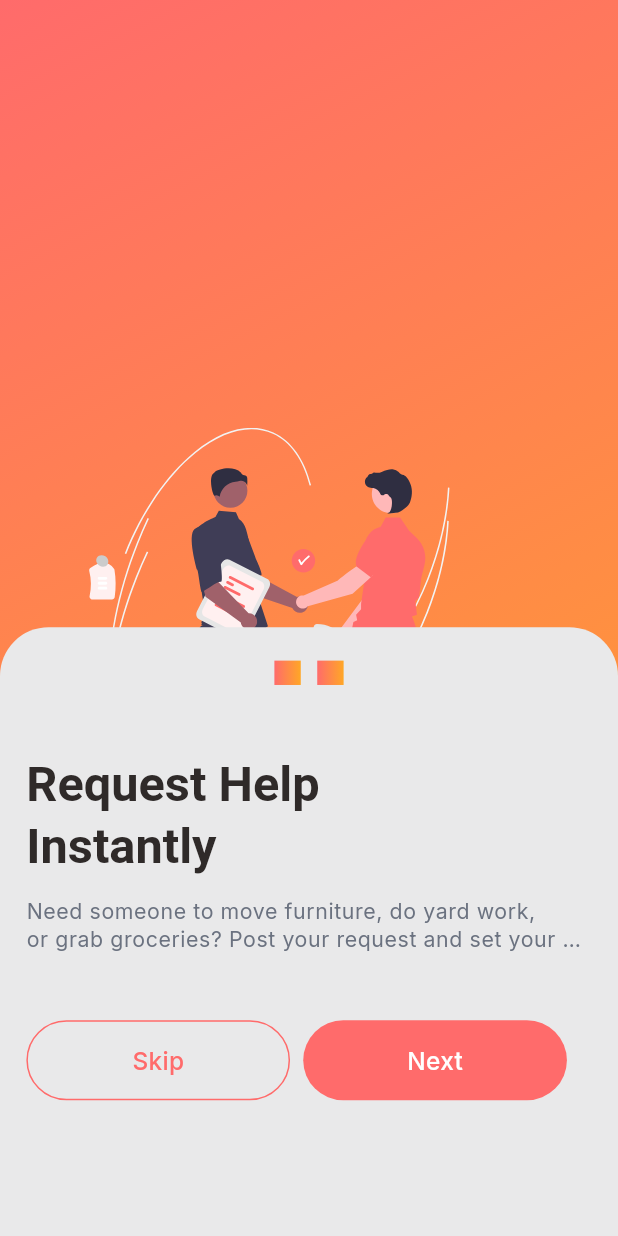
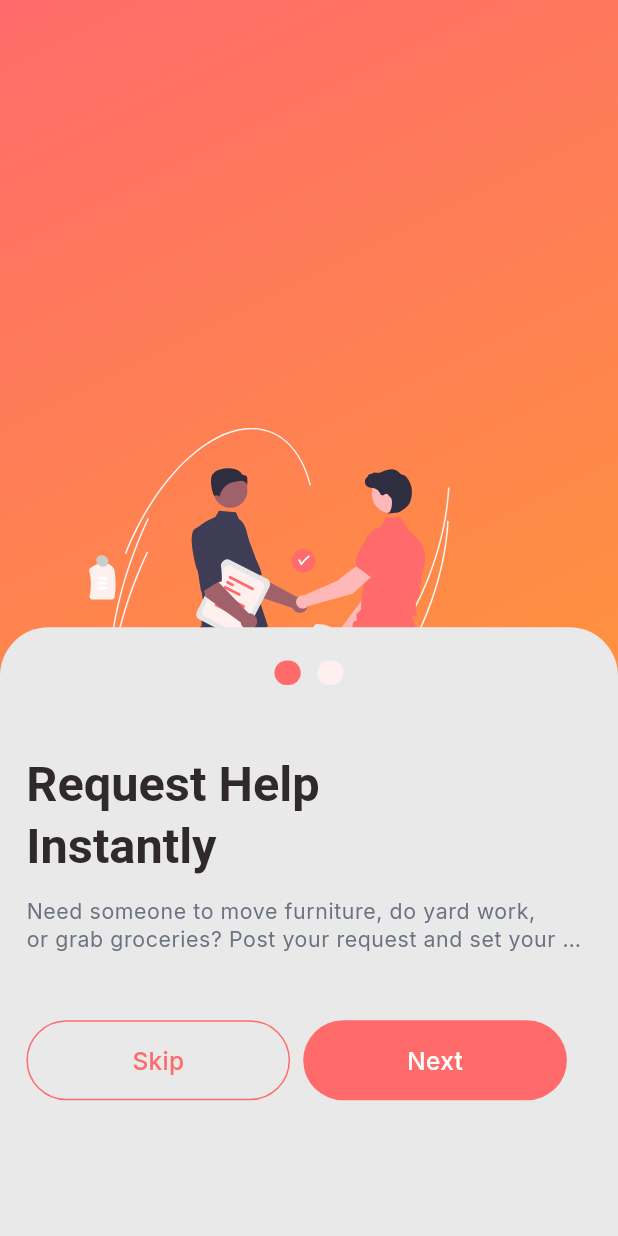
Before and after one commit to backbencherstudio/metalhead10701_app, a Flutter app: the screen it shows after launch, after a tap on "Skip", on a phone screen of 412 x 824 dp. Run offline on Flutter 3.47's test engine with Material 3 defaults, Android fonts, the phone set to English and light mode, and no system bars; our stand-ins replace flutter_riverpod, flutter_screenutil, flutter_svg, go_router, google_fonts.

Commit message:
chore: nothing

```diff
--- a/lib/core/theme/theme.dart
+++ b/lib/core/theme/theme.dart
@@ -2,7 +2,6 @@ import 'package:flutter/material.dart';
 import 'package:metal_head/core/theme/part/app_bar_theme.dart';
 import 'package:metal_head/core/theme/part/date_picker_theme.dart';
 import 'package:metal_head/core/theme/part/elevated_button_theme.dart';
-import 'package:metal_head/core/theme/part/input_decoration_theme.dart';
 import 'package:metal_head/core/theme/part/time_picker_theme.dart';
 import 'package:metal_head/core/theme/theme_extension/app_colors.dart';
 import 'package:metal_head/core/theme/theme_extension/text_theme.dart';
--- a/lib/core/theme/theme_extension/app_colors.dart
+++ b/lib/core/theme/theme_extension/app_colors.dart
@@ -16,6 +16,7 @@ class AppColors {
   static const Color onPrimary = Color(0xffE9E9EA);
   static const Color bgColor1 = Color(0xffFF6B6B);
   static const Color bgColor2 = Color(0xffFFA726);
+  static const Color bgColor3 = Color(0xffFFF0F0);
 
 
 
@@ -24,6 +25,8 @@ class AppColors {
   static const Color greyTextColor = Color(0xff6B7280);
   static const Color redTextColor = Color(0xffFF6B6B);
   static const Color whiteTextColor = Color(0xffFFFFFF);
+
+
 
 
 
--- a/lib/features/screen/splash/presentation/splash_screen_2.dart
+++ b/lib/features/screen/splash/presentation/splash_screen_2.dart
@@ -1,15 +1,18 @@
 import 'package:flutter/material.dart';
+import 'package:flutter_riverpod/flutter_riverpod.dart';
 import 'package:flutter_screenutil/flutter_screenutil.dart';
 import 'package:flutter_svg/flutter_svg.dart';
 import 'package:metal_head/core/constant/icons.dart';
 import 'package:metal_head/core/theme/theme_extension/app_colors.dart';
 import 'package:metal_head/features/screen/splash/presentation/widgets/custom_button.dart';
+import 'package:metal_head/features/screen/splash/provider/toggleProvider.dart';
 
-class SplashScreen2 extends StatelessWidget {
+class SplashScreen2 extends ConsumerWidget {
   const SplashScreen2({super.key});
 
   @override
-  Widget build(BuildContext context) {
+  Widget build(BuildContext context, WidgetRef ref) {
+    final nextState = ref.watch(toggleNext);
     final style = Theme.of(context).textTheme;
     return Scaffold(
       body: Stack(
@@ -25,7 +28,7 @@ class SplashScreen2 extends StatelessWidget {
             child: Align(
               alignment: Alignment.center,
               child: SvgPicture.asset(
-                AppIcons.businessLogo,
+                (nextState == 0) ? AppIcons.businessLogo : AppIcons.transferMoney,
                 fit: BoxFit.cover,
                 height: 250.h, // Adjust this height as per your requirement
               ),
@@ -60,18 +63,16 @@ class SplashScreen2 extends StatelessWidget {
                       children: [
                         Container(
                           decoration: BoxDecoration(
-                            gradient: LinearGradient(
-                              colors: [AppColors.bgColor1, AppColors.bgColor2],
-                            ),
+                            color: AppColors.bgColor1,
+                              borderRadius: BorderRadius.circular(100.r)
                           ),
                           child: SizedBox(height: 16.h, width: 16.w),
                         ),
                         SizedBox(width: 10.w),
                         Container(
                           decoration: BoxDecoration(
-                            gradient: LinearGradient(
-                              colors: [AppColors.bgColor1, AppColors.bgColor2],
-                            ),
+                            color: (nextState == 0) ? AppColors.bgColor3 : AppColors.bgColor1,
+                            borderRadius: BorderRadius.circular(100.r)
                           ),
                           child: SizedBox(height: 16.h, width: 16.w),
                         ),
@@ -102,7 +103,7 @@ class SplashScreen2 extends StatelessWidget {
                           borderColor: AppColors.bgColor1,
                           textColor: AppColors.bgColor1,
                           onPressed: () {
-                            print("Skip Button Pressed!");
+                            debugPrint("Skip Button Pressed!");
                           },
                         ),
                         SizedBox(width: 8.w),
@@ -111,7 +112,13 @@ class SplashScreen2 extends StatelessWidget {
                           containerColor: AppColors.bgColor1,
                           textColor: Colors.white,
                           onPressed: () {
-                            print("Next Button Pressed!");
+                            if(ref.read(toggleNext.notifier).state == 1){
+                              //Next screen
+                              ref.read(toggleNext.notifier).state = 0;
+                            }
+                            else {
+                              ref.read(toggleNext.notifier).state++;
+                            }
                           },
                         ),
                       ],
--- /dev/null
+++ b/lib/features/screen/splash/provider/toggleProvider.dart
@@ -0,0 +1,3 @@
+import 'package:flutter_riverpod/flutter_riverpod.dart';
+
+final toggleNext = StateProvider<int>((ref)=>0);
```
